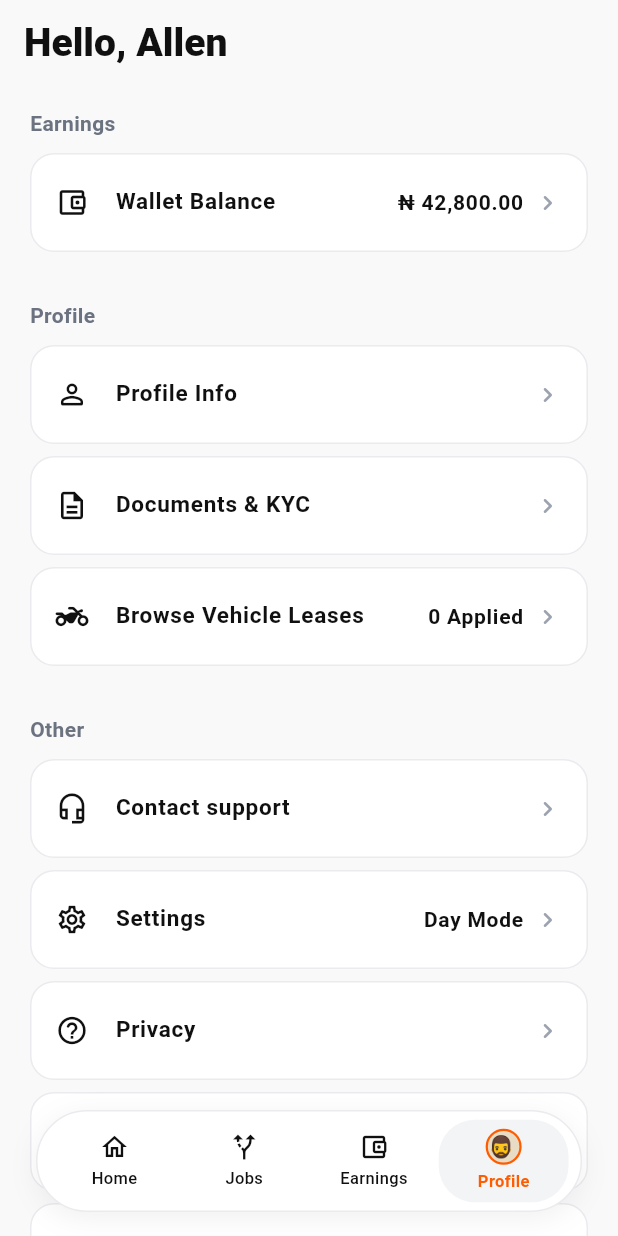
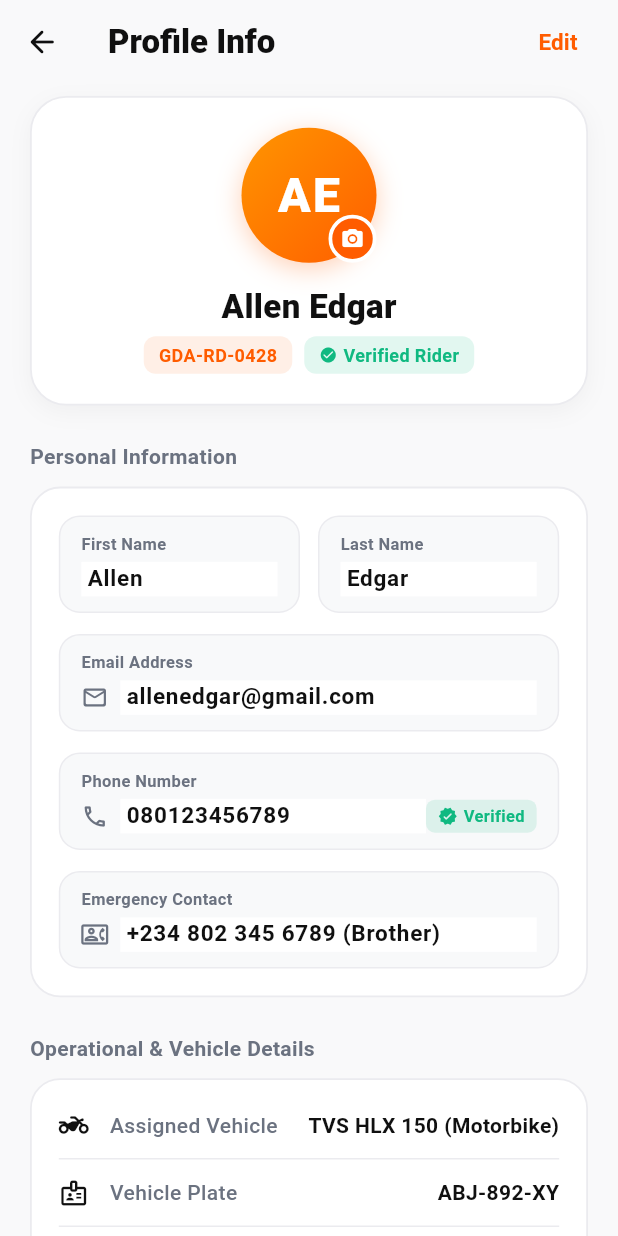
Before and after one commit to chilavet/test_gada_rider_app, a Flutter app: the screen it shows after launch, item 4 of the bottom bar chosen, after a tap on "Profile Info", on a phone screen of 412 x 824 dp. Run offline on Flutter 3.47's test engine with Material 3 defaults, Android fonts, the phone set to English and light mode, and no system bars; our stand-ins replace flutter_svg.

Commit message:
feat(profile): implement comprehensive profile info screen matching Figma with edit and save capabilities

```diff
--- a/lib/models/payout_record.dart
+++ b/lib/models/payout_record.dart
@@ -20,7 +20,8 @@ class PayoutRecord {
 
 class UserProfile {
   final String id;
-  final String fullName;
+  final String firstName;
+  final String lastName;
   final String phone;
   final String email;
   final String avatarUrl;
@@ -29,17 +30,56 @@ class UserProfile {
   final bool isKycVerified;
   final String role; // 'Rider' or 'Market Agent'
   final bool isLeaseRider;
+  final String memberSince;
+  final String emergencyContact;
+
+  String get fullName => '$firstName $lastName'.trim();
 
   const UserProfile({
     required this.id,
-    required this.fullName,
+    required this.firstName,
+    required this.lastName,
     required this.phone,
     required this.email,
-    required this.avatarUrl,
-    required this.vehicleType,
-    required this.vehiclePlate,
+    this.avatarUrl = '',
+    this.vehicleType = 'TVS HLX 150 (Motorbike)',
+    this.vehiclePlate = 'ABJ-892-XY',
     this.isKycVerified = true,
     this.role = 'Rider',
     this.isLeaseRider = false,
+    this.memberSince = 'September 2023',
+    this.emergencyContact = '+234 802 345 6789',
   });
+
+  UserProfile copyWith({
+    String? id,
+    String? firstName,
+    String? lastName,
+    String? phone,
+    String? email,
+    String? avatarUrl,
+    String? vehicleType,
+    String? vehiclePlate,
+    bool? isKycVerified,
+    String? role,
+    bool? isLeaseRider,
+    String? memberSince,
+    String? emergencyContact,
+  }) {
+    return UserProfile(
+      id: id ?? this.id,
+      firstName: firstName ?? this.firstName,
+      lastName: lastName ?? this.lastName,
+      phone: phone ?? this.phone,
+      email: email ?? this.email,
+      avatarUrl: avatarUrl ?? this.avatarUrl,
+      vehicleType: vehicleType ?? this.vehicleType,
+      vehiclePlate: vehiclePlate ?? this.vehiclePlate,
+      isKycVerified: isKycVerified ?? this.isKycVerified,
+      role: role ?? this.role,
+      isLeaseRider: isLeaseRider ?? this.isLeaseRider,
+      memberSince: memberSince ?? this.memberSince,
+      emergencyContact: emergencyContact ?? this.emergencyContact,
+    );
+  }
 }
--- /dev/null
+++ b/lib/screens/profile/profile_info_screen.dart
@@ -0,0 +1,570 @@
+import 'package:flutter/material.dart';
+import '../../core/theme/app_colors.dart';
+import '../../state/rider_scope.dart';
+
+class ProfileInfoScreen extends StatefulWidget {
+  const ProfileInfoScreen({super.key});
+
+  @override
+  State<ProfileInfoScreen> createState() => _ProfileInfoScreenState();
+}
+
+class _ProfileInfoScreenState extends State<ProfileInfoScreen> {
+  late TextEditingController _firstNameController;
+  late TextEditingController _lastNameController;
+  late TextEditingController _emailController;
+  late TextEditingController _phoneController;
+  late TextEditingController _emergencyPhoneController;
+
+  bool _isEditing = false;
+  bool _hasChanges = false;
+  bool _isInitialized = false;
+
+  @override
+  void didChangeDependencies() {
+    super.didChangeDependencies();
+    if (!_isInitialized) {
+      final profile = RiderScope.of(context).userProfile;
+      _firstNameController = TextEditingController(text: profile.firstName);
+      _lastNameController = TextEditingController(text: profile.lastName);
+      _emailController = TextEditingController(text: profile.email);
+      _phoneController = TextEditingController(text: profile.phone);
+      _emergencyPhoneController = TextEditingController(text: profile.emergencyContact);
+      _isInitialized = true;
+    }
+  }
+
+  @override
+  void dispose() {
+    _firstNameController.dispose();
+    _lastNameController.dispose();
+    _emailController.dispose();
+    _phoneController.dispose();
+    _emergencyPhoneController.dispose();
+    super.dispose();
+  }
+
+  void _saveProfile() {
+    final state = RiderScope.of(context);
+    state.updateUserProfile(
+      firstName: _firstNameController.text.trim(),
+      lastName: _lastNameController.text.trim(),
+      email: _emailController.text.trim(),
+      phone: _phoneController.text.trim(),
+      emergencyContact: _emergencyPhoneController.text.trim(),
+    );
+
+    setState(() {
+      _isEditing = false;
+      _hasChanges = false;
+    });
+
+    ScaffoldMessenger.of(context).showSnackBar(
+      SnackBar(
+        content: const Row(
+          children: [
+            Icon(Icons.check_circle_rounded, color: Colors.white, size: 20),
+            SizedBox(width: 10),
+            Text('Profile information updated successfully!'),
+          ],
+        ),
+        backgroundColor: AppColors.onlineGreen,
+        behavior: SnackBarBehavior.floating,
+        shape: RoundedRectangleBorder(borderRadius: BorderRadius.circular(12)),
+      ),
+    );
+  }
+
+  @override
+  Widget build(BuildContext context) {
+    final state = RiderScope.of(context);
+    final profile = state.userProfile;
+    final isDark = Theme.of(context).brightness == Brightness.dark;
+
+    return Scaffold(
+      backgroundColor: AppColors.getBackground(context),
+      appBar: AppBar(
+        backgroundColor: AppColors.getBackground(context),
+        leading: IconButton(
+          icon: Icon(
+            Icons.arrow_back_rounded,
+            color: AppColors.getTextPrimary(context),
+          ),
+          onPressed: () => Navigator.pop(context),
+        ),
+        title: Text(
+          'Profile Info',
+          style: TextStyle(
+            fontSize: 22,
+            fontWeight: FontWeight.w800,
+            color: AppColors.getTextPrimary(context),
+          ),
+        ),
+        actions: [
+          TextButton(
+            onPressed: () {
+              setState(() {
+                _isEditing = !_isEditing;
+              });
+            },
+            child: Text(
+              _isEditing ? 'Cancel' : 'Edit',
+              style: const TextStyle(
+                fontSize: 15,
+                fontWeight: FontWeight.w700,
+                color: AppColors.primary,
+              ),
+            ),
+          ),
+          const SizedBox(width: 8),
+        ],
+      ),
+      body: SafeArea(
+        child: SingleChildScrollView(
+          padding: const EdgeInsets.symmetric(horizontal: 20, vertical: 8),
+          child: Column(
+            crossAxisAlignment: CrossAxisAlignment.stretch,
+            children: [
+              // Hero Profile Avatar & Badge
+              _buildAvatarCard(context, profile, isDark),
+              const SizedBox(height: 20),
+
+              // Section 1: Personal Information (Figma 741:13337 input fields)
+              _sectionHeader(context, 'Personal Information'),
+              Container(
+                padding: const EdgeInsets.all(18),
+                decoration: BoxDecoration(
+                  color: AppColors.getSurface(context),
+                  borderRadius: BorderRadius.circular(20),
+                  border: Border.all(color: AppColors.getCardBorder(context), width: 1.2),
+                ),
+                child: Column(
+                  children: [
+                    // First Name & Last Name Row
+                    Row(
+                      children: [
+                        Expanded(
+                          child: _buildInputField(
+                            context: context,
+                            label: 'First Name',
+                            controller: _firstNameController,
+                            enabled: _isEditing,
+                          ),
+                        ),
+                        const SizedBox(width: 12),
+                        Expanded(
+                          child: _buildInputField(
+                            context: context,
+                            label: 'Last Name',
+                            controller: _lastNameController,
+                            enabled: _isEditing,
+                          ),
+                        ),
+                      ],
+                    ),
+                    const SizedBox(height: 14),
+
+                    // Email (Optional) Field
+                    _buildInputField(
+                      context: context,
+                      label: 'Email Address',
+                      controller: _emailController,
+                      enabled: _isEditing,
+                      prefixIcon: Icons.mail_outline_rounded,
+                    ),
+                    const SizedBox(height: 14),
+
+                    // Phone Number Field
+                    _buildInputField(
+                      context: context,
+                      label: 'Phone Number',
+                      controller: _phoneController,
+                      enabled: _isEditing,
+                      prefixIcon: Icons.phone_outlined,
+                      suffixBadge: Container(
+                        padding: const EdgeInsets.symmetric(horizontal: 8, vertical: 3),
+                        decoration: BoxDecoration(
+                          color: AppColors.onlineGreen.withValues(alpha: 0.12),
+                          borderRadius: BorderRadius.circular(6),
+                        ),
+                        child: const Row(
+                          mainAxisSize: MainAxisSize.min,
+                          children: [
+                            Icon(Icons.verified_rounded, size: 13, color: AppColors.onlineGreen),
+                            SizedBox(width: 4),
+                            Text(
+                              'Verified',
+                              style: TextStyle(
+                                fontSize: 11,
+                                fontWeight: FontWeight.w700,
+                                color: AppColors.onlineGreen,
+                              ),
+                            ),
+                          ],
+                        ),
+                      ),
+                    ),
+                    const SizedBox(height: 14),
+
+                    // Emergency Contact Field
+                    _buildInputField(
+                      context: context,
+                      label: 'Emergency Contact',
+                      controller: _emergencyPhoneController,
+                      enabled: _isEditing,
+                      prefixIcon: Icons.contact_phone_outlined,
+                    ),
+                  ],
+                ),
+              ),
+              const SizedBox(height: 20),
+
+              // Section 2: Operational & Vehicle Details
+              _sectionHeader(context, 'Operational & Vehicle Details'),
+              Container(
+                padding: const EdgeInsets.symmetric(horizontal: 18, vertical: 8),
+                decoration: BoxDecoration(
+                  color: AppColors.getSurface(context),
+                  borderRadius: BorderRadius.circular(20),
+                  border: Border.all(color: AppColors.getCardBorder(context), width: 1.2),
+                ),
+                child: Column(
+                  children: [
+                    _infoRow(
+                      context: context,
+                      icon: Icons.two_wheeler_rounded,
+                      label: 'Assigned Vehicle',
+                      value: profile.vehicleType,
+                    ),
+                    _divider(context),
+                    _infoRow(
+                      context: context,
+                      icon: Icons.badge_outlined,
+                      label: 'Vehicle Plate',
+                      value: profile.vehiclePlate,
+                    ),
+                    _divider(context),
+                    _infoRow(
+                      context: context,
+                      icon: Icons.work_outline_rounded,
+                      label: 'Assigned Role',
+                      value: state.activeRole,
+                    ),
+                    _divider(context),
+                    _infoRow(
+                      context: context,
+                      icon: Icons.verified_user_outlined,
+                      label: 'KYC Verification',
+                      value: profile.isKycVerified ? 'Verified (Level 2)' : 'Pending',
+                      valueColor: profile.isKycVerified ? AppColors.onlineGreen : AppColors.primary,
+                    ),
+                    _divider(context),
+                    _infoRow(
+                      context: context,
+                      icon: Icons.calendar_today_outlined,
+                      label: 'Member Since',
+                      value: profile.memberSince,
+                    ),
+                  ],
+                ),
+              ),
+              const SizedBox(height: 24),
+
+              // Save Changes Button (Visible when editing)
+              if (_isEditing)
+                ElevatedButton(
+                  onPressed: _saveProfile,
+                  style: ElevatedButton.styleFrom(
+                    backgroundColor: AppColors.primary,
+                    foregroundColor: Colors.white,
+                    minimumSize: const Size(double.infinity, 54),
+                    shape: RoundedRectangleBorder(
+                      borderRadius: BorderRadius.circular(16),
+                    ),
+                    elevation: 0,
+                  ),
+                  child: const Text(
+                    'Save Changes',
+                    style: TextStyle(
+                      fontSize: 16,
+                      fontWeight: FontWeight.w700,
+                    ),
+                  ),
+                ),
+
+              const SizedBox(height: 24),
+            ],
+          ),
+        ),
+      ),
+    );
+  }
+
+  Widget _buildAvatarCard(BuildContext context, dynamic profile, bool isDark) {
+    return Container(
+      padding: const EdgeInsets.all(20),
+      decoration: BoxDecoration(
+        color: AppColors.getSurface(context),
+        borderRadius: BorderRadius.circular(24),
+        border: Border.all(color: AppColors.getCardBorder(context), width: 1.2),
+        boxShadow: [
+          BoxShadow(
+            color: Colors.black.withValues(alpha: isDark ? 0.3 : 0.04),
+            blurRadius: 12,
+            offset: const Offset(0, 4),
+          ),
+        ],
+      ),
+      child: Column(
+        children: [
+          // Avatar Stack
+          Stack(
+            alignment: Alignment.bottomRight,
+            children: [
+              Container(
+                width: 90,
+                height: 90,
+                decoration: BoxDecoration(
+                  shape: BoxShape.circle,
+                  gradient: const LinearGradient(
+                    colors: [Color(0xFFFF9500), Color(0xFFFF5E00)],
+                    begin: Alignment.topLeft,
+                    end: Alignment.bottomRight,
+                  ),
+                  boxShadow: [
+                    BoxShadow(
+                      color: AppColors.primary.withValues(alpha: 0.28),
+                      blurRadius: 14,
+                      offset: const Offset(0, 4),
+                    ),
+                  ],
+                ),
+                child: Center(
+                  child: Text(
+                    '${profile.firstName.isNotEmpty ? profile.firstName[0] : 'A'}${profile.lastName.isNotEmpty ? profile.lastName[0] : 'E'}',
+                    style: const TextStyle(
+                      fontSize: 32,
+                      fontWeight: FontWeight.w900,
+                      color: Colors.white,
+                      letterSpacing: 1.5,
+                    ),
+                  ),
+                ),
+              ),
+              GestureDetector(
+                onTap: () {
+                  ScaffoldMessenger.of(context).showSnackBar(
+                    const SnackBar(content: Text('Camera photo upload ready.')),
+                  );
+                },
+                child: Container(
+                  width: 32,
+                  height: 32,
+                  decoration: BoxDecoration(
+                    color: AppColors.primary,
+                    shape: BoxShape.circle,
+                    border: Border.all(
+                      color: AppColors.getSurface(context),
+                      width: 2.5,
+                    ),
+                  ),
+                  child: const Icon(
+                    Icons.camera_alt_rounded,
+                    size: 16,
+                    color: Colors.white,
+                  ),
+                ),
+              ),
+            ],
+          ),
+          const SizedBox(height: 14),
+
+          // Name
+          Text(
+            '${profile.firstName} ${profile.lastName}',
+            style: TextStyle(
+              fontSize: 22,
+              fontWeight: FontWeight.w800,
+              color: AppColors.getTextPrimary(context),
+            ),
+          ),
+          const SizedBox(height: 4),
+
+          // ID and Role badges
+          Row(
+            mainAxisAlignment: MainAxisAlignment.center,
+            children: [
+              Container(
+                padding: const EdgeInsets.symmetric(horizontal: 10, vertical: 4),
+                decoration: BoxDecoration(
+                  color: AppColors.primary.withValues(alpha: 0.1),
+                  borderRadius: BorderRadius.circular(8),
+                ),
+                child: Text(
+                  profile.id,
+                  style: const TextStyle(
+                    fontSize: 12,
+                    fontWeight: FontWeight.w700,
+                    color: AppColors.primary,
+                  ),
+                ),
+              ),
+              const SizedBox(width: 8),
+              Container(
+                padding: const EdgeInsets.symmetric(horizontal: 10, vertical: 4),
+                decoration: BoxDecoration(
+                  color: AppColors.onlineGreen.withValues(alpha: 0.12),
+                  borderRadius: BorderRadius.circular(8),
+                ),
+                child: const Row(
+                  mainAxisSize: MainAxisSize.min,
+                  children: [
+                    Icon(Icons.check_circle_rounded, size: 12, color: AppColors.onlineGreen),
+                    SizedBox(width: 4),
+                    Text(
+                      'Verified Rider',
+                      style: TextStyle(
+                        fontSize: 12,
+                        fontWeight: FontWeight.w700,
+                        color: AppColors.onlineGreen,
+                      ),
+                    ),
+                  ],
+                ),
+              ),
+            ],
+          ),
+        ],
+      ),
+    );
+  }
+
+  Widget _buildInputField({
+    required BuildContext context,
+    required String label,
+    required TextEditingController controller,
+    required bool enabled,
+    IconData? prefixIcon,
+    Widget? suffixBadge,
+  }) {
+    final isDark = Theme.of(context).brightness == Brightness.dark;
+
+    return Container(
+      padding: const EdgeInsets.symmetric(horizontal: 14, vertical: 10),
+      decoration: BoxDecoration(
+        color: enabled
+            ? (isDark ? const Color(0xFF22222C) : const Color(0xFFF3F4F6))
+            : (isDark ? const Color(0xFF191922) : const Color(0xFFF8F9FA)),
+        borderRadius: BorderRadius.circular(14),
+        border: Border.all(
+          color: enabled
+              ? AppColors.primary.withValues(alpha: 0.5)
+              : AppColors.getCardBorder(context),
+          width: enabled ? 1.4 : 1.0,
+        ),
+      ),
+      child: Column(
+        crossAxisAlignment: CrossAxisAlignment.start,
+        children: [
+          Text(
+            label,
+            style: TextStyle(
+              fontSize: 11,
+              fontWeight: FontWeight.w600,
+              color: AppColors.getTextSecondary(context),
+            ),
+          ),
+          const SizedBox(height: 4),
+          Row(
+            children: [
+              if (prefixIcon != null) ...[
+                Icon(
+                  prefixIcon,
+                  size: 18,
+                  color: enabled ? AppColors.primary : AppColors.getTextSecondary(context),
+                ),
+                const SizedBox(width: 8),
+              ],
+              Expanded(
+                child: TextField(
+                  controller: controller,
+                  enabled: enabled,
+                  style: TextStyle(
+                    fontSize: 15,
+                    fontWeight: FontWeight.w700,
+                    color: AppColors.getTextPrimary(context),
+                  ),
+                  decoration: const InputDecoration(
+                    isDense: true,
+                    contentPadding: EdgeInsets.zero,
+                    border: InputBorder.none,
+                  ),
+                  onChanged: (_) {
+                    if (!_hasChanges) {
+                      setState(() => _hasChanges = true);
+                    }
+                  },
+                ),
+              ),
+              ?suffixBadge,
+            ],
+          ),
+        ],
+      ),
+    );
+  }
+
+  Widget _infoRow({
+    required BuildContext context,
+    required IconData icon,
+    required String label,
+    required String value,
+    Color? valueColor,
+  }) {
+    return Padding(
+      padding: const EdgeInsets.symmetric(vertical: 12),
+      child: Row(
+        children: [
+          Icon(icon, size: 20, color: AppColors.getTextPrimary(context)),
+          const SizedBox(width: 14),
+          Expanded(
+            child: Text(
+              label,
+              style: TextStyle(
+                fontSize: 14,
+                fontWeight: FontWeight.w500,
+                color: AppColors.getTextSecondary(context),
+              ),
+            ),
+          ),
+          Text(
+            value,
+            style: TextStyle(
+              fontSize: 14,
+              fontWeight: FontWeight.w700,
+              color: valueColor ?? AppColors.getTextPrimary(context),
+            ),
+          ),
+        ],
+      ),
+    );
+  }
+
+  Widget _sectionHeader(BuildContext context, String title) {
+    return Padding(
+      padding: const EdgeInsets.only(top: 4, bottom: 10),
+      child: Text(
+        title,
+        style: TextStyle(
+          fontSize: 14,
+          fontWeight: FontWeight.w600,
+          color: AppColors.getTextSecondary(context),
+        ),
+      ),
+    );
+  }
+
+  Widget _divider(BuildContext context) {
+    return Divider(height: 1, color: AppColors.getCardBorder(context));
+  }
+}
--- a/lib/screens/profile/user_profile_screen.dart
+++ b/lib/screens/profile/user_profile_screen.dart
@@ -6,6 +6,7 @@ import '../../state/rider_scope.dart';
 import '../auth/get_started_screen.dart';
 import '../auth/kyc_documents_screen.dart';
 import '../lease/lease_home_screen.dart';
+import 'profile_info_screen.dart';
 import 'settings_screen.dart';
 
 class UserProfileScreen extends StatelessWidget {
@@ -21,7 +22,7 @@ class UserProfileScreen extends StatelessWidget {
       appBar: AppBar(
         backgroundColor: AppColors.getBackground(context),
         title: Text(
-          'Hello, Allen',
+          'Hello, ${state.userProfile.firstName}',
           style: TextStyle(
             fontSize: 26,
             fontWeight: FontWeight.w800,
@@ -51,7 +52,15 @@ class UserProfileScreen extends StatelessWidget {
               context: context,
               icon: Icons.person_outline_rounded,
               title: 'Profile Info',
-              onTap: () {},
+              trailingText: state.userProfile.fullName,
+              onTap: () {
+                Navigator.push(
+                  context,
+                  MaterialPageRoute(
+                    builder: (_) => const ProfileInfoScreen(),
+                  ),
+                );
+              },
             ),
             _menuTile(
               context: context,
--- a/lib/state/mock_data.dart
+++ b/lib/state/mock_data.dart
@@ -122,4 +122,19 @@ class MockData {
       timestamp: DateTime.now().subtract(const Duration(days: 1, hours: 3)),
     ),
   ];
+
+  static const UserProfile defaultUserProfile = UserProfile(
+    id: 'GDA-RD-0428',
+    firstName: 'Allen',
+    lastName: 'Edgar',
+    phone: '080123456789',
+    email: 'allenedgar@gmail.com',
+    vehicleType: 'TVS HLX 150 (Motorbike)',
+    vehiclePlate: 'ABJ-892-XY',
+    isKycVerified: true,
+    role: 'Rider',
+    isLeaseRider: false,
+    memberSince: 'September 2023',
+    emergencyContact: '+234 802 345 6789 (Brother)',
+  );
 }
--- a/lib/state/rider_state.dart
+++ b/lib/state/rider_state.dart
@@ -28,6 +28,9 @@ class RiderState extends ChangeNotifier {
   // Lease State
   final List<String> _appliedBikes = [];
 
+  // User Profile
+  UserProfile _userProfile = MockData.defaultUserProfile;
+
   bool get isOnline => _isOnline;
   String get activeRole => _activeRole;
   DeliveryJob? get activeJob => _activeJob;
@@ -35,6 +38,8 @@ class RiderState extends ChangeNotifier {
   List<OrderItem> get shoppingBasket => List.unmodifiable(_shoppingBasket);
   RiderStats get stats => _stats;
   List<PayoutRecord> get payouts => List.unmodifiable(_payouts);
+
+  UserProfile get userProfile => _userProfile;
 
   ThemeMode get themeMode => _themeMode;
   bool get isNightMode => _themeMode == ThemeMode.dark;
@@ -46,6 +51,30 @@ class RiderState extends ChangeNotifier {
   bool get kycVehicleDone => _kycVehicleDone;
   bool get kycBankDone => _kycBankDone;
   List<String> get appliedBikes => List.unmodifiable(_appliedBikes);
+
+  void updateUserProfile({
+    String? firstName,
+    String? lastName,
+    String? phone,
+    String? email,
+    String? vehicleType,
+    String? vehiclePlate,
+    String? emergencyContact,
+  }) {
+    _userProfile = _userProfile.copyWith(
+      firstName: firstName,
+      lastName: lastName,
+      phone: phone,
+      email: email,
+      vehicleType: vehicleType,
+      vehiclePlate: vehiclePlate,
+      emergencyContact: emergencyContact,
+    );
+    if (phone != null) {
+      _userPhoneNumber = phone;
+    }
+    notifyListeners();
+  }
 
   void setThemeMode(ThemeMode mode) {
     if (_themeMode != mode) {
```
Also changed, not shown: 1 other file.
